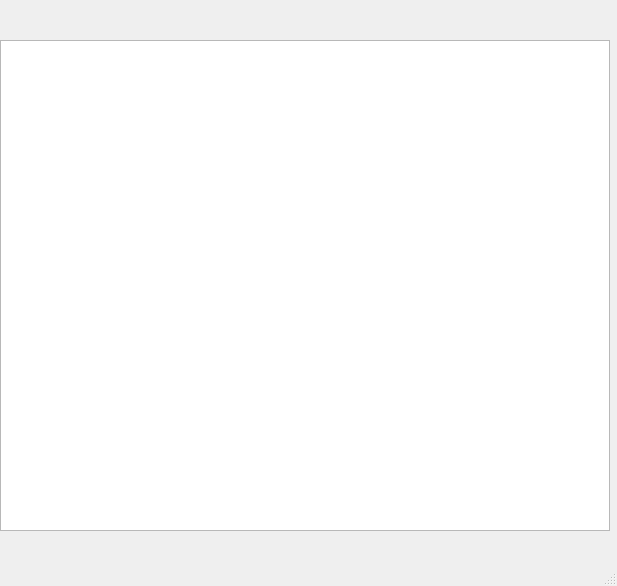
Qt form mainwindow.ui (AStr347/kyrsach_graph) before a commit.
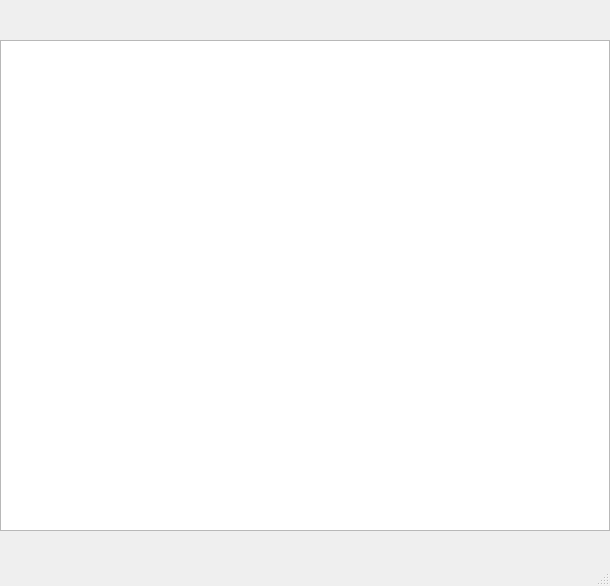
The same form after that commit.

What changed in the file:
```diff
--- a/mainwindow.ui
+++ b/mainwindow.ui
@@ -6,7 +6,7 @@
    <rect>
     <x>0</x>
     <y>0</y>
-    <width>617</width>
+    <width>610</width>
     <height>586</height>
    </rect>
   </property>
```
Left out of the diff: 2 changed lines with no effect on the pictures.
